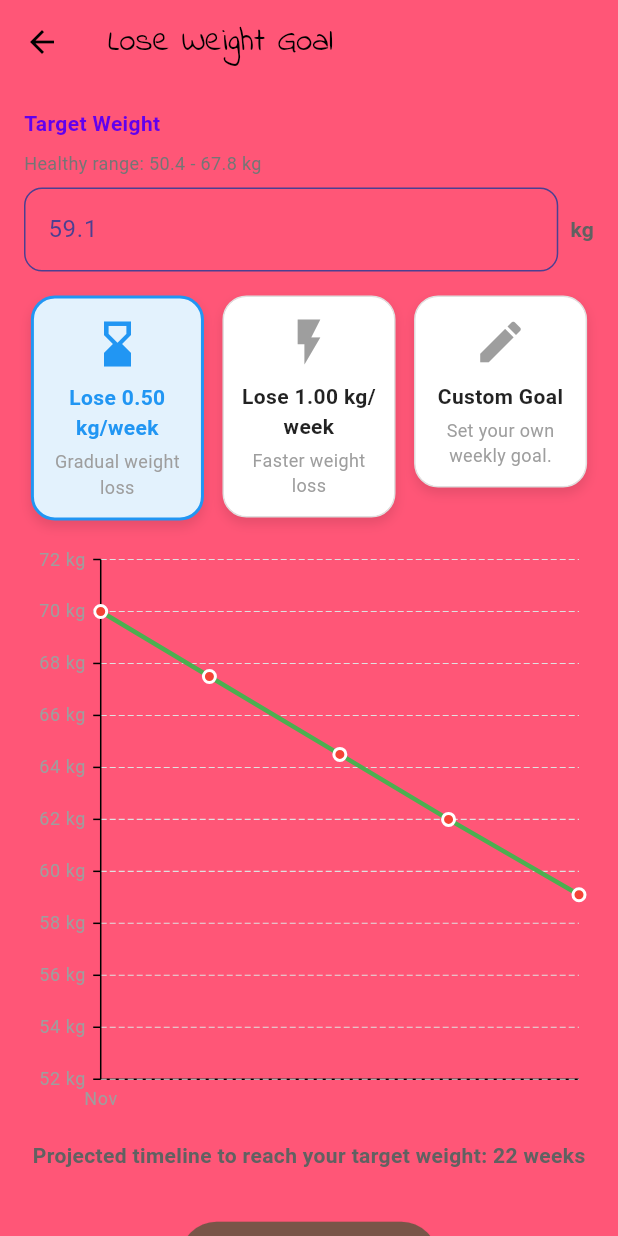
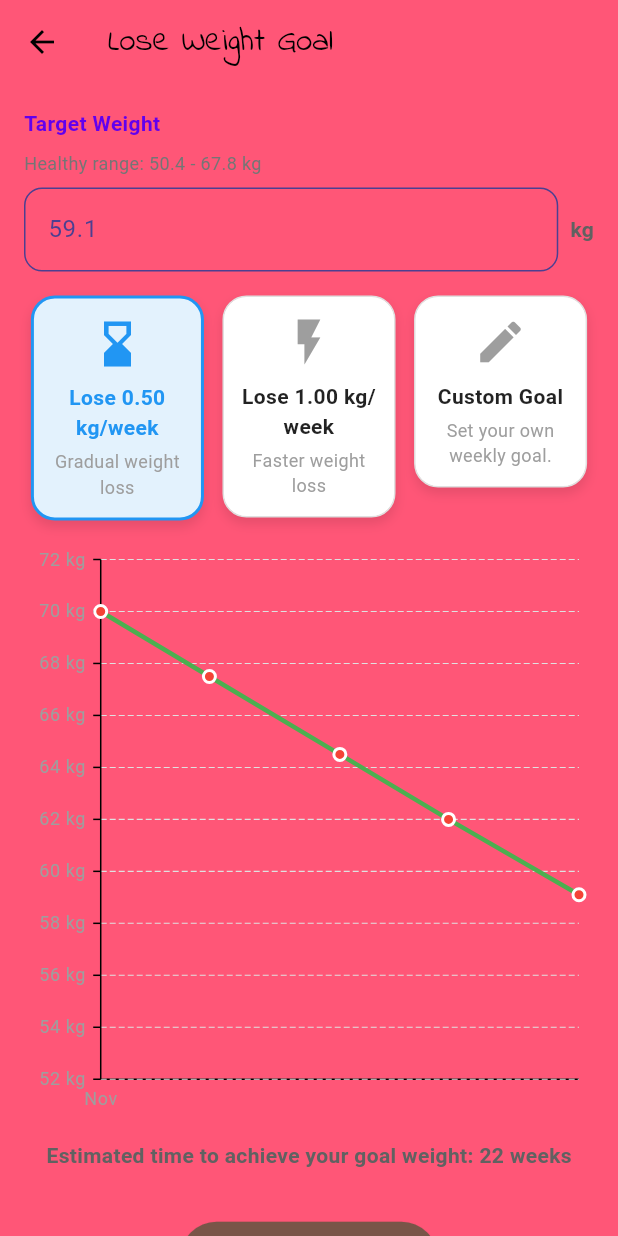
Before and after one commit to real-Hafez/lose_weight_eat_healthy, a Flutter app: the WeightGoalPage screen opened directly, after a tap on an icon or button, on a phone screen of 412 x 824 dp. Run offline on Flutter 3.47's test engine with Material 3 defaults, Android fonts, the light colour scheme and no system bars; drawn by our look-alikes of auto_size_text; our stand-ins replace animated_text_kit, auto_animated, bloc, cached_network_image, cloud_firestore, confetti and 22 more; missing offline and left inert: country_flags; accounts and stored records are empty.

Commit message:
show that if it more that 12 mon Your journey to success starts

```diff
--- a/lib/src/features/onboarding_pages/pages/8_onboarding_Short_Term_goad/page/weight_ShortTerm_Goal.dart
+++ b/lib/src/features/onboarding_pages/pages/8_onboarding_Short_Term_goad/page/weight_ShortTerm_Goal.dart
@@ -1,3 +1,4 @@
+import 'package:auto_size_text/auto_size_text.dart';
 import 'package:flutter/material.dart';
 import 'package:flutter_bloc/flutter_bloc.dart';
 import 'package:intl/intl.dart';
@@ -239,20 +240,28 @@
             ),
             Padding(
               padding: const EdgeInsets.symmetric(vertical: 10),
-              child: Text(
+              child: AutoSizeText(
+                maxFontSize: 42,
+                minFontSize: 8,
+                maxLines: 1,
                 () {
                   final int totalDays = chartData.last.domain
                       .difference(chartData.first.domain)
                       .inDays;
                   final int totalWeeks = (totalDays / 7).floor();
 
-                  // Determine the display format
+                  // here from 1 week to 22 week show the text in weeks
                   if (totalWeeks <= 22) {
-                    return "Projected timeline to reach your target weight: $totalWeeks week${totalWeeks > 1 ? 's' : ''}";
+                    return "Estimated time to achieve your goal weight: $totalWeeks week${totalWeeks > 1 ? 's' : ''}";
                   } else {
+                    //here from 22 weeks to 12 months show the msg in monthes
                     final int totalMonths = (totalWeeks / 4)
                         .floor(); // Convert weeks to months (4 weeks per month approx.)
-                    return "Projected timeline to reach your target weight: $totalMonths month${totalMonths > 1 ? 's' : ''}";
+                    if (totalMonths > 12) {
+                      //here if more that 12 mon
+                      return "Your journey to success starts here!";
+                    }
+                    return "Estimated time to achieve your goal weight: $totalMonths month${totalMonths > 1 ? 's' : ''}";
                   }
                 }(),
                 style: TextStyle(
```
